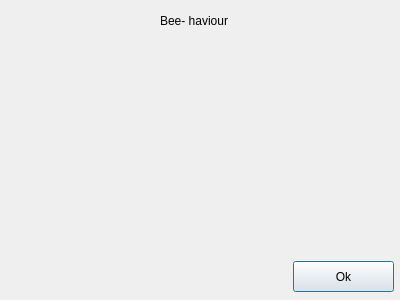
Qt form LoginGUI/intro.ui (ShihoVN/HiveChime) before a commit.
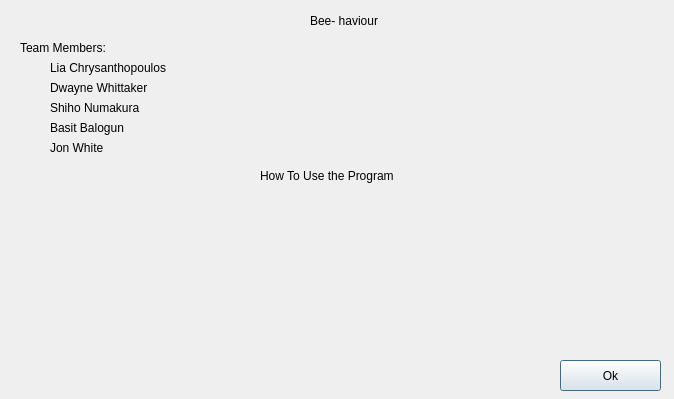
The same form after that commit.

Diff of the .ui file:
```diff
--- a/LoginGUI/intro.ui
+++ b/LoginGUI/intro.ui
@@ -6,8 +6,8 @@
    <rect>
     <x>0</x>
     <y>0</y>
-    <width>400</width>
-    <height>300</height>
+    <width>674</width>
+    <height>399</height>
    </rect>
   </property>
   <property name="windowTitle">
@@ -16,8 +16,8 @@
   <widget class="QPushButton" name="pushButton">
    <property name="geometry">
     <rect>
-     <x>293</x>
-     <y>261</y>
+     <x>560</x>
+     <y>360</y>
      <width>101</width>
      <height>31</height>
     </rect>
@@ -29,7 +29,7 @@
   <widget class="QLabel" name="label">
    <property name="geometry">
     <rect>
-     <x>160</x>
+     <x>310</x>
      <y>10</y>
      <width>81</width>
      <height>21</height>
@@ -39,6 +39,97 @@
     <string>Bee- haviour </string>
    </property>
   </widget>
+  <widget class="QLabel" name="label_2">
+   <property name="geometry">
+    <rect>
+     <x>20</x>
+     <y>40</y>
+     <width>101</width>
+     <height>16</height>
+    </rect>
+   </property>
+   <property name="text">
+    <string>Team Members:</string>
+   </property>
+  </widget>
+  <widget class="QLabel" name="label_4">
+   <property name="geometry">
+    <rect>
+     <x>50</x>
+     <y>60</y>
+     <width>141</width>
+     <height>16</height>
+    </rect>
+   </property>
+   <property name="text">
+    <string>Lia Chrysanthopoulos</string>
+   </property>
+  </widget>
+  <widget class="QLabel" name="label_5">
+   <property name="geometry">
+    <rect>
+     <x>50</x>
+     <y>100</y>
+     <width>111</width>
+     <height>16</height>
+    </rect>
+   </property>
+   <property name="text">
+    <string>Shiho Numakura</string>
+   </property>
+  </widget>
+  <widget class="QLabel" name="label_6">
+   <property name="geometry">
+    <rect>
+     <x>50</x>
+     <y>140</y>
+     <width>60</width>
+     <height>16</height>
+    </rect>
+   </property>
+   <property name="text">
+    <string>Jon White</string>
+   </property>
+  </widget>
+  <widget class="QLabel" name="label_7">
+   <property name="geometry">
+    <rect>
+     <x>50</x>
+     <y>80</y>
+     <width>111</width>
+     <height>16</height>
+    </rect>
+   </property>
+   <property name="text">
+    <string>Dwayne Whittaker</string>
+   </property>
+  </widget>
+  <widget class="QLabel" name="label_3">
+   <property name="geometry">
+    <rect>
+     <x>50</x>
+     <y>120</y>
+     <width>91</width>
+     <height>16</height>
+    </rect>
+   </property>
+   <property name="text">
+    <string>Basit Balogun</string>
+   </property>
+  </widget>
+  <widget class="QLabel" name="label_8">
+   <property name="geometry">
+    <rect>
+     <x>260</x>
+     <y>160</y>
+     <width>171</width>
+     <height>31</height>
+    </rect>
+   </property>
+   <property name="text">
+    <string>How To Use the Program</string>
+   </property>
+  </widget>
  </widget>
  <resources/>
  <connections/>
```
